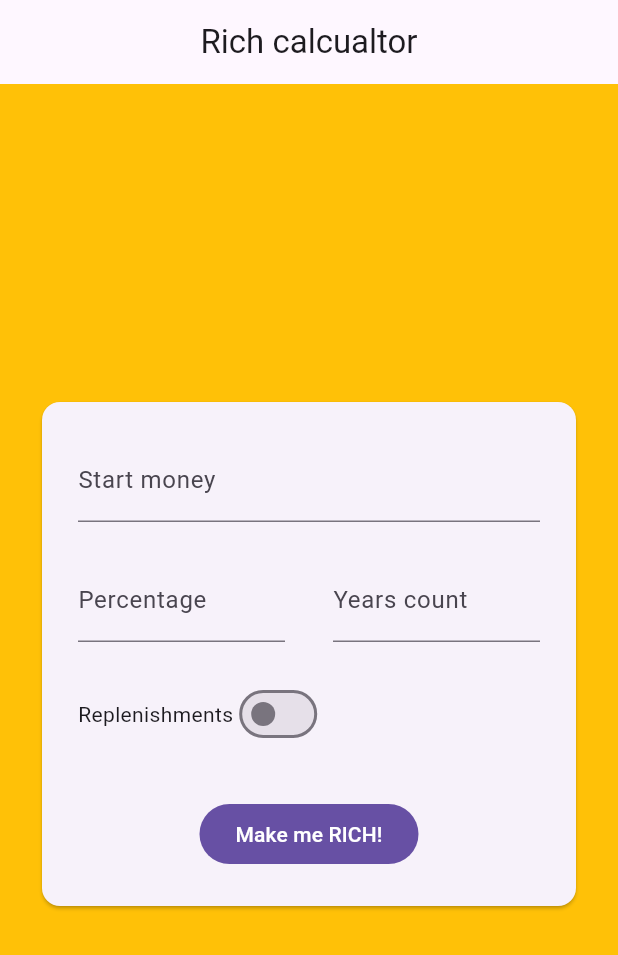
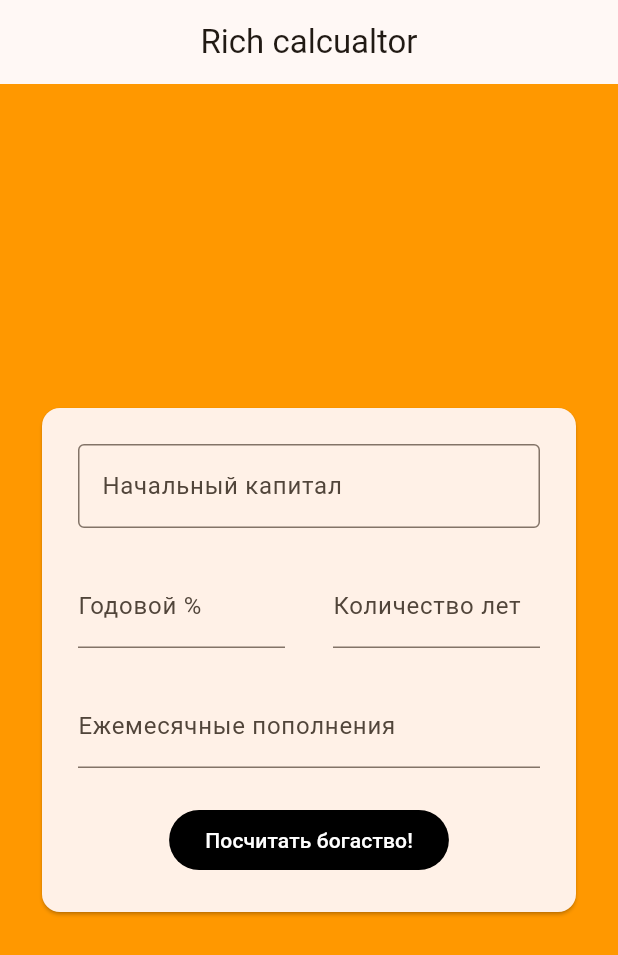
Before and after one commit to RomanAnchugov/RichCalculator, a Flutter app: the screen it shows after launch, on a phone screen of 412 x 824 dp. Shown: the top 955 px of the screen. Run offline on Flutter 3.47's test engine with Material 3 defaults, Android fonts, the phone set to English and light mode, and no system bars; our stand-ins replace fl_chart, flutter_bloc, get_it, logger; missing offline and left inert: pattern_formatter.

Commit message:
simplified, redesigned

```diff
--- a/lib/calculator/bloc/calculator_state.dart
+++ b/lib/calculator/bloc/calculator_state.dart
@@ -5,10 +5,7 @@ class CalculatorState {
   int yearsCount = 0;
   double percentage = 0.0;
 
-  bool isWithReplenishments = false;
   double replenishmentCount = 0.0;
-
-  bool isWithReplIndexation = false;
 
   ResultState? result = ResultState();
 
@@ -17,23 +14,14 @@ class CalculatorState {
       final int? yearsCount,
       final double? percentage,
       final ResultState? result,
-      final bool? isWithReplenishments,
-      final double? replenishmentCount,
-      final bool? isWithReplIndexation}) {
+      final double? replenishmentCount}) {
     return CalculatorState(
       startMoney: startMoney ?? this.startMoney,
       yearsCount: yearsCount ?? this.yearsCount,
       percentage: percentage ?? this.percentage,
       result: result ?? this.result,
-      isWithReplenishments: isWithReplenishments ?? this.isWithReplenishments,
       replenishmentCount: replenishmentCount ?? this.replenishmentCount,
-      isWithReplIndexation: isWithReplIndexation ?? this.isWithReplIndexation,
     );
-  }
-
-  CalculatorState updateResult({final double? sum}) {
-    return copyWith(
-        result: result?.copyWith(sum: sum) ?? ResultState(sum: sum ?? 0.0));
   }
 
   CalculatorState(
@@ -41,18 +29,46 @@ class CalculatorState {
       this.yearsCount = 0,
       this.percentage = 0,
       this.result,
-      this.isWithReplenishments = false,
-      this.replenishmentCount = 0,
-      this.isWithReplIndexation = false});
+      this.replenishmentCount = 0});
 }
 
 class ResultState {
   double sum = 0.0;
+  double lastReplenishment = 0.0;
+  List<double>? linearReplenishmentsArr = [];
+  List<double>? compoundReplenishmentsArr = [];
 
-  ResultState copyWith({final double? sum}) {
-    Log.i("copyWith(): from ${this.sum} to ${sum}");
-    return ResultState(sum: sum ?? this.sum);
+  ResultState copyWith({
+    final double? sum,
+    final double? lastReplenishment,
+    final List<double>? linearReplenishmentsArr,
+    final List<double>? compoundReplenishmentsArr,
+  }) {
+    return ResultState(
+      sum: sum ?? this.sum,
+      lastReplenishment: lastReplenishment ?? this.lastReplenishment,
+      linearReplenishmentsArr:
+          linearReplenishmentsArr ?? this.linearReplenishmentsArr,
+      compoundReplenishmentsArr:
+          compoundReplenishmentsArr ?? this.compoundReplenishmentsArr,
+    );
   }
 
-  ResultState({this.sum = 0.0});
+  List<FlSpot> getCompoundLineSpots() {
+    List<FlSpot> result = [];
+
+    for (int i = 0; i < (compoundReplenishmentsArr?.length ?? 0); i++) {
+      result.add(FlSpot(i.toDouble(),
+          double.parse(compoundReplenishmentsArr![i].toStringAsFixed(1))));
+    }
+
+    return result;
+  }
+
+  ResultState({
+    this.sum = 0.0,
+    this.lastReplenishment = 0.0,
+    this.linearReplenishmentsArr,
+    this.compoundReplenishmentsArr,
+  });
 }
--- a/lib/calculator/result_card.dart
+++ /dev/null
@@ -1,38 +0,0 @@
-import 'package:flutter/material.dart';
-import 'package:flutter_bloc/flutter_bloc.dart';
-import 'package:intl/intl.dart';
-
-import '../utils/log.dart';
-import 'bloc/calculator_cubit.dart';
-
-class CalculationResultCardWidget extends StatelessWidget {
-  const CalculationResultCardWidget({super.key});
-
-  @override
-  Widget build(BuildContext context) {
-    CalculatorCubit cubit = context.read<CalculatorCubit>();
-    var numberFormatter = NumberFormat.decimalPattern();
-
-    return BlocBuilder<CalculatorCubit, CalculatorState>(
-      builder: (context, state) {
-        Log.i("build blyat: ${state.result}");
-        return Card(
-          child: () {
-            if ((state.result?.sum ?? 0) > 0) {
-              return Padding(
-                padding: const EdgeInsets.all(24.0),
-                child: Text(
-                  "Result is: ${numberFormatter.format(cubit.state.result!.sum)}",
-                  style: const TextStyle(
-                      fontWeight: FontWeight.bold, fontSize: 18),
-                ),
-              );
-            } else {
-              return const SizedBox.shrink();
-            }
-          }(),
-        );
-      },
-    );
-  }
-}
--- a/lib/calculator/calculator.dart
+++ b/lib/calculator/widgets/calculator_widget.dart
@@ -2,11 +2,11 @@ import 'package:flutter/material.dart';
 import 'package:flutter_bloc/flutter_bloc.dart';
 import 'package:pattern_formatter/numeric_formatter.dart';
 import 'package:rich_calculator/calculator/bloc/calculator_cubit.dart';
-import 'package:rich_calculator/calculator/replenishments_widget.dart';
-import 'package:rich_calculator/calculator/result_card.dart';
+import 'package:rich_calculator/calculator/widgets/replenishments_widget.dart';
+import 'package:rich_calculator/calculator/widgets/result_card_widget.dart';
 
-import '../strings/strings.dart';
-import '../utils/log.dart';
+import '../../strings/strings.dart';
+import '../../utils/log.dart';
 
 class Calculator extends StatefulWidget {
   const Calculator({super.key});
@@ -28,23 +28,24 @@ class _CalculatorState extends State<Calculator> {
           children: [
             Card(
               child: Padding(
-                padding: EdgeInsets.all(24.0),
+                padding: const EdgeInsets.all(24.0),
                 child: Column(
                   mainAxisSize: MainAxisSize.min,
                   children: <Widget>[
                     TextField(
-                      keyboardType: TextInputType.numberWithOptions(),
+                      decoration: InputDecoration(
+                        border: OutlineInputBorder(),
+                        labelText: Strings.startMoney,
+                      ),
+                      keyboardType: const TextInputType.numberWithOptions(),
                       inputFormatters: [
                         ThousandsFormatter(allowFraction: true),
                       ],
                       onChanged: (String value) {
                         cubit.startMoneySet(value);
                       },
-                      decoration: InputDecoration(
-                        labelText: Strings.startMoney,
-                      ),
                     ),
-                    SizedBox(
+                    const SizedBox(
                       height: 24,
                     ),
                     Row(
@@ -86,35 +87,7 @@ class _CalculatorState extends State<Calculator> {
                     SizedBox(
                       height: 24,
                     ),
-                    Align(
-                      alignment: Alignment.centerLeft,
-                      child: Row(
-                        children: [
-                          Text("${Strings.replenishments}"),
-                          BlocBuilder<CalculatorCubit, CalculatorState>(
-                            builder: (context, state) {
-                              return Switch(
-                                value: state.isWithReplenishments,
-                                onChanged: (bool newValue) {
-                                  cubit.onWithReplenishmentsChanged(newValue);
-                                },
-                              );
-                            },
-                          )
-                        ],
-                      ),
-                    ),
-                    SizedBox(
-                      height: 8,
-                    ),
-                    BlocBuilder<CalculatorCubit, CalculatorState>(
-                      builder: (context, state) {
-                        if (state.isWithReplenishments) {
-                          return PeriodicReplenishmentsWidget();
-                        }
-                        return SizedBox.shrink();
-                      },
-                    ),
+                    PeriodicReplenishmentsWidget(),
                     SizedBox(
                       height: 24,
                     ),
@@ -128,7 +101,14 @@ class _CalculatorState extends State<Calculator> {
                 ),
               ),
             ),
-            CalculationResultCardWidget(),
+            BlocBuilder<CalculatorCubit, CalculatorState>(
+              builder: (context, state) {
+                if (state.result != null) {
+                  return CalculationResultCardWidget();
+                }
+                return SizedBox.shrink();
+              },
+            ),
           ],
         ),
       ),
--- /dev/null
+++ b/lib/calculator/widgets/replenishments_widget.dart
@@ -0,0 +1,39 @@
+import 'package:flutter/material.dart';
+import 'package:flutter_bloc/flutter_bloc.dart';
+import 'package:pattern_formatter/numeric_formatter.dart';
+import 'package:rich_calculator/calculator/model/ReplenishmentPeriod.dart';
+
+import '../../strings/strings.dart';
+import '../../utils/log.dart';
+import '../bloc/calculator_cubit.dart';
+
+class PeriodicReplenishmentsWidget extends StatefulWidget {
+  const PeriodicReplenishmentsWidget({super.key});
+
+  @override
+  State<PeriodicReplenishmentsWidget> createState() =>
+      _PeriodicReplenishmentsWidgetState();
+}
+
+class _PeriodicReplenishmentsWidgetState
+    extends State<PeriodicReplenishmentsWidget> {
+  Set<ReplenishmentPeriod> selected = <ReplenishmentPeriod>{
+    ReplenishmentPeriod.month
+  };
+
+  @override
+  Widget build(BuildContext context) {
+    CalculatorCubit cubit = context.read<CalculatorCubit>();
+
+    return TextField(
+      keyboardType: TextInputType.numberWithOptions(signed: true),
+      inputFormatters: [ThousandsFormatter(allowFraction: true)],
+      onChanged: (String value) {
+        cubit.onReplenishmentCountChange(value);
+      },
+      decoration: InputDecoration(
+        labelText: Strings.replenishmentCount,
+      ),
+    );
+  }
+}
--- a/lib/home.dart
+++ b/lib/home_screen_widget.dart
@@ -1,7 +1,7 @@
 import 'package:flutter/material.dart';
 import 'package:rich_calculator/strings/strings.dart';
 
-import 'calculator/calculator.dart';
+import 'calculator/widgets/calculator_widget.dart';
 
 class HomeScreen extends StatelessWidget {
   const HomeScreen({super.key});
@@ -16,7 +16,7 @@ class HomeScreen extends StatelessWidget {
         ),
       ),
       body: Container(
-        color: Colors.amber,
+        color: Theme.of(context).scaffoldBackgroundColor,
         child: Calculator(),
       ),
     );
--- a/lib/strings/strings.dart
+++ b/lib/strings/strings.dart
@@ -2,17 +2,17 @@ final class Strings {
 
   static const String appTitle = "Rich calcualtor";
 
-  static const String startMoney = "Start money";
-  static const String percentage = "Percentage";
-  static const String yearsCount = "Years count";
-  static const String calculatorAction = "Make me RICH!";
+  static const String startMoney = "Начальный капитал";
+  static const String percentage = "Годовой %";
+  static const String yearsCount = "Количество лет";
+  static const String calculatorAction = "Посчитать богаство!";
+  static const String replenishmentCount = "Ежемесячные пополнения";
 
   static const String dayToggle = "D";
   static const String monthToggle = "M";
   static const String yearToggle = "Y";
 
   static const String replenishments = "Replenishments";
-  static const String replenishmentCount = "Replenishment count";
   static const String replenishmentIndexation = "indexation";
 
 }
--- a/pubspec.yaml
+++ b/pubspec.yaml
@@ -35,6 +35,7 @@ dependencies:
   logger: ^2.4.0
   pattern_formatter: ^4.0.0
   intl: ^0.19.0
+  fl_chart: ^0.69.0
 
 
   # The following adds the Cupertino Icons font to your application.
```
Also changed, not shown: lib/calculator/bloc/calculator_cubit.dart (+30 -22 lines), lib/calculator/replenishments_widget.dart (deleted, +0 -61 lines), lib/calculator/widgets/result_card_widget.dart (added, +74 -0 lines), lib/main.dart (deleted, +0 -20 lines), lib/main_widget.dart (added, +39 -0 lines), pubspec.lock.
